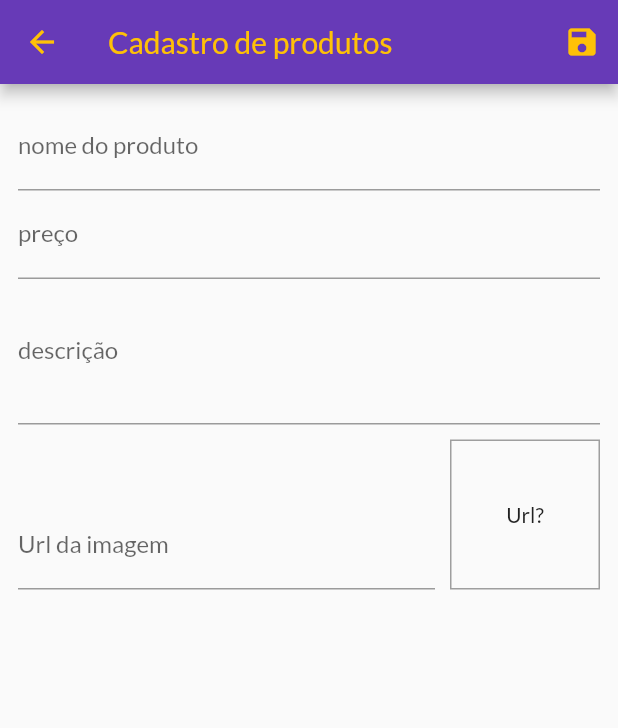
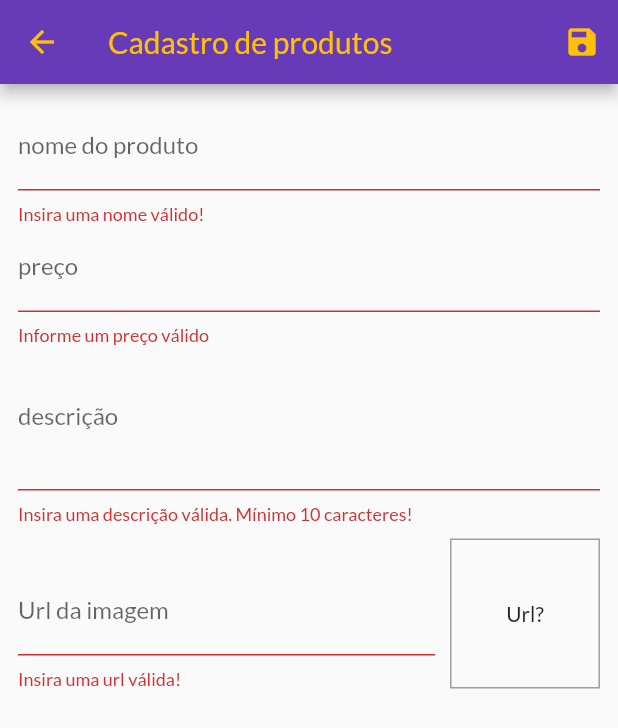
Before and after one commit to jady-sm-godoi/flutter_third_project, a Flutter app: the ProductFormPage screen opened by its route, after a tap on the "save" icon, on a phone screen of 412 x 824 dp. Shown: the top 728 px of the screen. Run offline on Flutter 3.47's test engine with Material 2 defaults, Android fonts, the phone set to English and light mode, and no system bars; network calls fail.

Commit message:
validation form and save data

```diff
--- a/lib/models/product_list.dart
+++ b/lib/models/product_list.dart
@@ -1,3 +1,5 @@
+import 'dart:math';
+
 import 'package:flutter/widgets.dart';
 import 'package:udemy_shop/data/dummy_data.dart';
 import 'package:udemy_shop/models/product.dart';
@@ -22,4 +24,16 @@ class ProductList with ChangeNotifier {
     _items.add(product);
     notifyListeners();
   }
+
+  void addProductFromData(Map<String, Object> data) {
+    final newProduct = Product(
+      id: Random().nextDouble().toString(),
+      name: data['name'].toString(),
+      description: data['description'].toString(),
+      price: data['price'] as double,
+      imageUrl: data['imageUrl'].toString(),
+    );
+
+    addProduct(newProduct);
+  }
 }
--- a/lib/pages/product_form_page.dart
+++ b/lib/pages/product_form_page.dart
@@ -1,7 +1,6 @@
-import 'dart:math';
-
 import 'package:flutter/material.dart';
-import 'package:udemy_shop/models/product.dart';
+import 'package:provider/provider.dart';
+import 'package:udemy_shop/models/product_list.dart';
 
 class ProductFormPage extends StatefulWidget {
   const ProductFormPage({Key? key}) : super(key: key);
@@ -39,19 +38,37 @@ class _ProductFormPageState extends State<ProductFormPage> {
     setState(() {});
   }
 
+  bool validatorUrlImage(String url) {
+    bool _isValidUrl = Uri.tryParse(url)?.hasAbsolutePath ?? false;
+
+    final _url = url.toLowerCase();
+    bool _endsWithFile =
+        _url.endsWith('png') || _url.endsWith('jpg') || _url.endsWith('jpeg');
+
+    return _isValidUrl && _endsWithFile;
+  }
+
+  bool validatorTextInput(String text, int tamanho) {
+    bool _isNotEmpty = text.trim().isNotEmpty;
+    bool _hasGoodLenght = text.trim().length >= tamanho;
+
+    return _isNotEmpty && _hasGoodLenght;
+  }
+
   void submitForm() {
+    final _isValid = _formKey.currentState?.validate() ?? false;
+
+    if (!_isValid) {
+      return;
+    }
+
     _formKey.currentState?.save();
-    final newProduct = Product(
-      id: Random().nextDouble().toString(),
-      name: _formData['name'].toString(),
-      description: _formData['description'].toString(),
-      price: _formData['price'] as double,
-      imageUrl: _formData['imageUrl'].toString(),
-    );
 
-    // print(newProduct.id);
-    // print(newProduct.name);
-    // print(newProduct.description);
+    Provider.of<ProductList>(
+      context,
+      listen: false,
+    ).addProductFromData(_formData);
+    Navigator.of(context).pop();
   }
 
   @override
@@ -80,6 +97,15 @@ class _ProductFormPageState extends State<ProductFormPage> {
                     FocusScope.of(context).requestFocus(_priceFocus);
                   },
                   onSaved: (name) => _formData['name'] = name ?? '',
+                  validator: (name) {
+                    final _name = name ?? '';
+
+                    if (!validatorTextInput(_name, 2)) {
+                      return 'Insira uma nome válido!';
+                    }
+
+                    return null;
+                  },
                 ),
                 TextFormField(
                   decoration: const InputDecoration(labelText: 'preço'),
@@ -92,6 +118,14 @@ class _ProductFormPageState extends State<ProductFormPage> {
                       const TextInputType.numberWithOptions(decimal: true),
                   onSaved: (price) =>
                       _formData['price'] = double.parse(price ?? '0'),
+                  validator: (price) {
+                    final _price = double.tryParse(price ?? '') ?? -1;
+
+                    if (_price <= 0) {
+                      return 'Informe um preço válido';
+                    }
+                    return null;
+                  },
                 ),
                 TextFormField(
                   decoration: const InputDecoration(labelText: 'descrição'),
@@ -100,6 +134,15 @@ class _ProductFormPageState extends State<ProductFormPage> {
                   maxLines: 3,
                   onSaved: (description) =>
                       _formData['description'] = description ?? '',
+                  validator: (description) {
+                    final _description = description ?? '';
+
+                    if (!validatorTextInput(_description, 10)) {
+                      return 'Insira uma descrição válida. Mínimo 10 caracteres!';
+                    }
+
+                    return null;
+                  },
                 ),
                 Row(
                   crossAxisAlignment: CrossAxisAlignment.end,
@@ -115,6 +158,15 @@ class _ProductFormPageState extends State<ProductFormPage> {
                         onFieldSubmitted: (_) => submitForm(),
                         onSaved: (imageUrl) =>
                             _formData['imageUrl'] = imageUrl ?? '',
+                        validator: (image) {
+                          final _image = image ?? '';
+
+                          if (!validatorUrlImage(_image)) {
+                            return 'Insira uma url válida!';
+                          }
+
+                          return null;
+                        },
                       ),
                     ),
                     Container(
```
